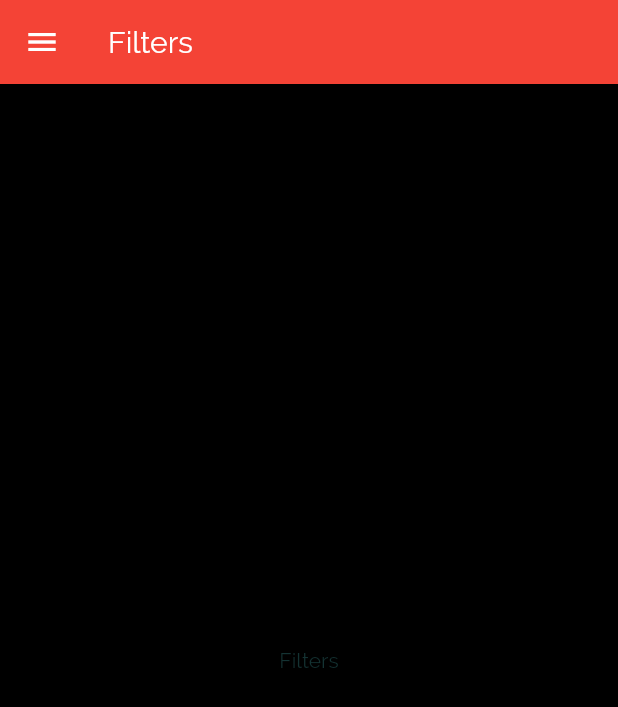
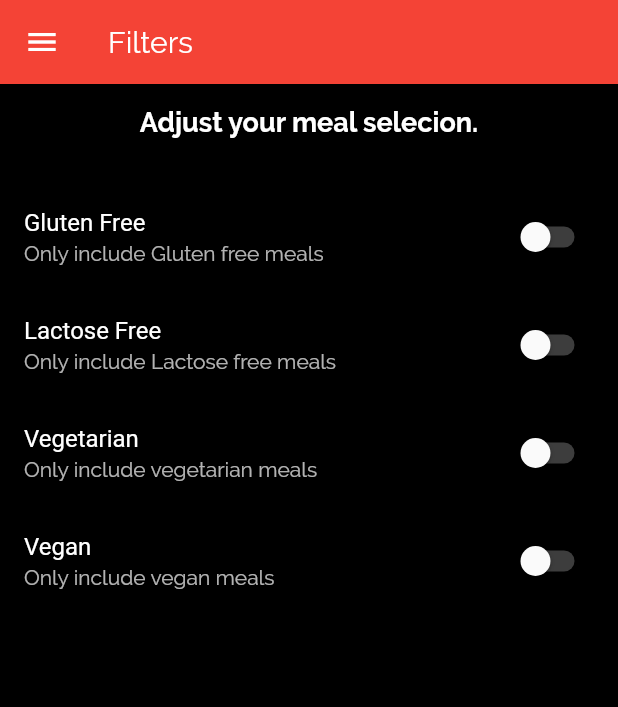
Before and after one commit to kesharaJayasinghe/mealsapp, a Flutter app: the FiltersScreen screen opened by its route, on a phone screen of 412 x 824 dp. Shown: the top 707 px of the screen. Run offline on Flutter 3.47's test engine with Material 2 defaults, Android fonts, the phone set to English and light mode, and no system bars.

Commit message:
Fliter switch list

```diff
--- a/lib/screens/filters_screen.dart
+++ b/lib/screens/filters_screen.dart
@@ -1,19 +1,93 @@
 import 'package:flutter/material.dart';
 import 'package:mealsapp/widgets/main_drawer.dart';
 
-class FiltersScreen extends StatelessWidget {
+class FiltersScreen extends StatefulWidget {
   static const routeName = '/filters';
+
+  @override
+  _FiltersScreenState createState() => _FiltersScreenState();
+}
+
+class _FiltersScreenState extends State<FiltersScreen> {
+  var _gultenFree = false;
+  var _vegetarian = false;
+  var _vegan = false;
+  var _lactoseFree = false;
+
+  Widget _buildSwitchListTile(
+    String title,
+    String description,
+    bool currentValue,
+    Function updateValue,
+  ) {
+    return SwitchListTile(
+      inactiveTrackColor: Colors.white24,
+      title: Text(
+        title,
+        style: TextStyle(color: Colors.white),
+      ),
+      value: currentValue,
+      subtitle: Text(
+        description,
+        style: TextStyle(color: Colors.white70),
+      ),
+      onChanged: updateValue,
+    );
+  }
 
   @override
   Widget build(BuildContext context) {
     return Scaffold(
-      appBar: AppBar(
-        title: Text("Filters"),
-      ),
-      drawer: MainDrawer(),
-      body: Center(
-        child: Text('Filters'),
-      ),
-    );
+        appBar: AppBar(
+          title: Text("Filters"),
+        ),
+        drawer: MainDrawer(),
+        body: Column(
+          children: [
+            Container(
+              padding: EdgeInsets.all(15),
+              child: Text('Adjust your meal selecion.',
+                  style: TextStyle(
+                      color: Colors.white,
+                      fontSize: 18,
+                      fontWeight: FontWeight.bold)),
+            ),
+            Expanded(
+              child: ListView(
+                children: [
+                  SizedBox(height: 15),
+                  _buildSwitchListTile(
+                      'Gluten Free',
+                      'Only include Gluten free meals',
+                      _gultenFree, (newValue) {
+                    setState(() {
+                      _gultenFree = newValue;
+                    });
+                  }),
+                  _buildSwitchListTile(
+                      'Lactose Free',
+                      'Only include Lactose free meals',
+                      _lactoseFree, (newValue) {
+                    setState(() {
+                      _lactoseFree = newValue;
+                    });
+                  }),
+                  _buildSwitchListTile('Vegetarian',
+                      'Only include vegetarian meals', _vegetarian, (newValue) {
+                    setState(() {
+                      _vegetarian = newValue;
+                    });
+                  }),
+                  _buildSwitchListTile(
+                      'Vegan', 'Only include vegan meals', _vegan, (newValue) {
+                    setState(() {
+                      _vegan = newValue;
+                    });
+                  }),
+                ],
+              ),
+            )
+          ],
+        ));
   }
 }
```
